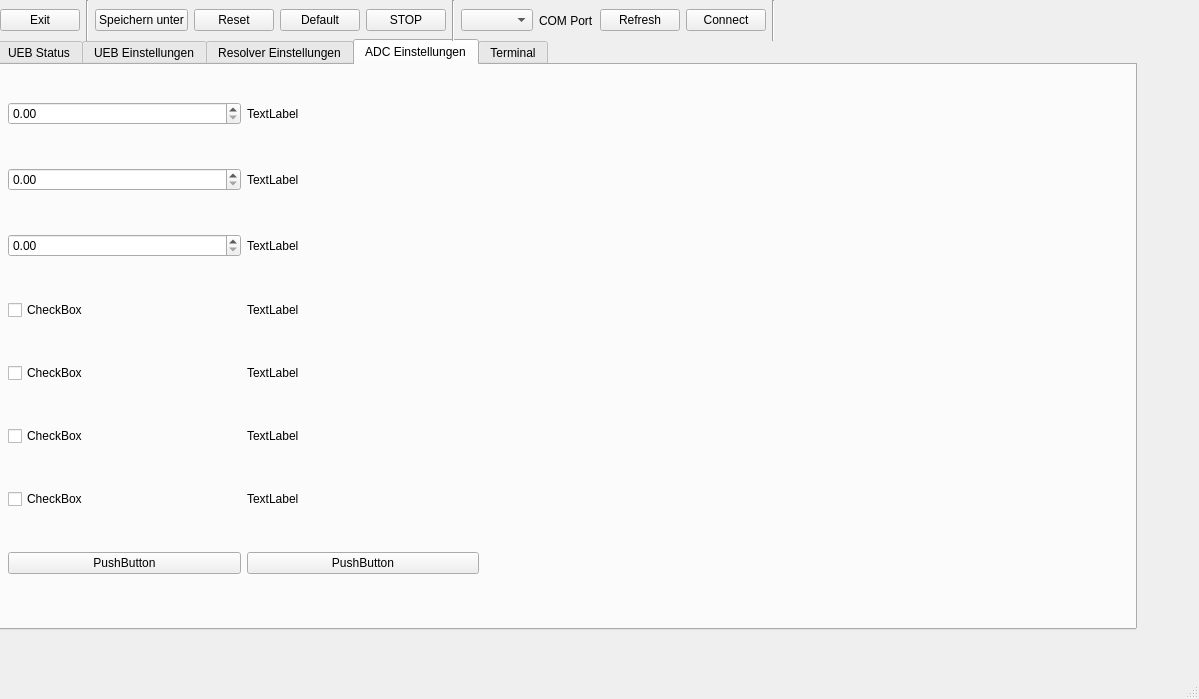
Before: the Qt Designer form ui_mainwindow.ui in D0kRay/UEB_GUI_PyQt, drawn with Qt 5.
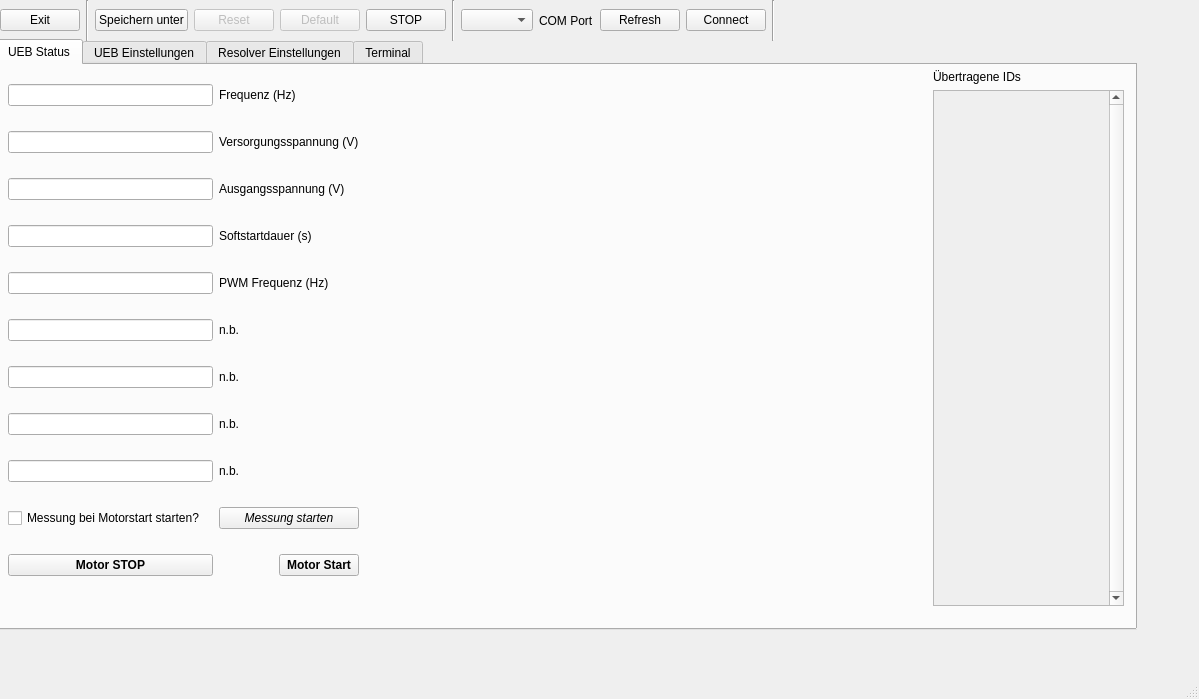
After: the same form once the commit is applied. The open tabs and pages were chosen to show the change. Icons and pictures are not drawn. Custom widgets are drawn as their Qt base class.

Commit message: Datenverarbeitung verbessert. Threads werden zum Connect zeitpunkt gestartet Ungenutzte Buttons ausgegraut Exceptionhandling

Diff of the .ui file:
```diff
--- a/ui_mainwindow.ui
+++ b/ui_mainwindow.ui
@@ -21,6 +21,9 @@
   </property>
   <widget class="QWidget" name="centralwidget">
    <widget class="QTabWidget" name="tabWidget">
+    <property name="enabled">
+     <bool>true</bool>
+    </property>
     <property name="geometry">
      <rect>
       <x>-4</x>
@@ -281,6 +284,9 @@
        <property name="leftMargin">
         <number>5</number>
        </property>
+       <property name="topMargin">
+        <number>5</number>
+       </property>
        <property name="rightMargin">
         <number>5</number>
        </property>
@@ -289,6 +295,9 @@
          <property name="text">
           <string>Übertragene IDs</string>
          </property>
+         <property name="margin">
+          <number>2</number>
+         </property>
         </widget>
        </item>
        <item row="1" column="1">
@@ -1480,126 +1489,6 @@
       </layout>
      </widget>
     </widget>
-    <widget class="QWidget" name="ADC_tab">
-     <attribute name="title">
-      <string>ADC Einstellungen</string>
-     </attribute>
-     <widget class="QWidget" name="gridLayoutWidget_7">
-      <property name="geometry">
-       <rect>
-        <x>0</x>
-        <y>0</y>
-        <width>481</width>
-        <height>551</height>
-       </rect>
-      </property>
-      <layout class="QGridLayout" name="gridLayout_7">
-       <property name="leftMargin">
-        <number>10</number>
-       </property>
-       <item row="2" column="0">
-        <widget class="QDoubleSpinBox" name="doubleSpinBox_18"/>
-       </item>
-       <item row="6" column="0">
-        <widget class="QCheckBox" name="checkBox_8">
-         <property name="text">
-          <string>CheckBox</string>
-         </property>
-        </widget>
-       </item>
-       <item row="5" column="0">
-        <widget class="QCheckBox" name="checkBox_7">
-         <property name="text">
-          <string>CheckBox</string>
-         </property>
-        </widget>
-       </item>
-       <item row="5" column="1">
-        <widget class="QLabel" name="label_52">
-         <property name="text">
-          <string>TextLabel</string>
-         </property>
-        </widget>
-       </item>
-       <item row="1" column="0">
-        <widget class="QDoubleSpinBox" name="doubleSpinBox_17"/>
-       </item>
-       <item row="4" column="1">
-        <widget class="QLabel" name="label_51">
-         <property name="text">
-          <string>TextLabel</string>
-         </property>
-        </widget>
-       </item>
-       <item row="4" column="0">
-        <widget class="QCheckBox" name="checkBox_6">
-         <property name="text">
-          <string>CheckBox</string>
-         </property>
-        </widget>
-       </item>
-       <item row="3" column="0">
-        <widget class="QCheckBox" name="checkBox_5">
-         <property name="text">
-          <string>CheckBox</string>
-         </property>
-        </widget>
-       </item>
-       <item row="0" column="1">
-        <widget class="QLabel" name="label_54">
-         <property name="text">
-          <string>TextLabel</string>
-         </property>
-        </widget>
-       </item>
-       <item row="6" column="1">
-        <widget class="QLabel" name="label_53">
-         <property name="text">
-          <string>TextLabel</string>
-         </property>
-        </widget>
-       </item>
-       <item row="2" column="1">
-        <widget class="QLabel" name="label_48">
-         <property name="text">
-          <string>TextLabel</string>
-         </property>
-        </widget>
-       </item>
-       <item row="1" column="1">
-        <widget class="QLabel" name="label_49">
-         <property name="text">
-          <string>TextLabel</string>
-         </property>
-        </widget>
-       </item>
-       <item row="0" column="0">
-        <widget class="QDoubleSpinBox" name="doubleSpinBox_19"/>
-       </item>
-       <item row="3" column="1">
-        <widget class="QLabel" name="label_50">
-         <property name="text">
-          <string>TextLabel</string>
-         </property>
-        </widget>
-       </item>
-       <item row="7" column="1">
-        <widget class="QPushButton" name="pushButton_14">
-         <property name="text">
-          <string>PushButton</string>
-         </property>
-        </widget>
-       </item>
-       <item row="7" column="0">
-        <widget class="QPushButton" name="pushButton_15">
-         <property name="text">
-          <string>PushButton</string>
-         </property>
-        </widget>
-       </item>
-      </layout>
-     </widget>
-    </widget>
     <widget class="QWidget" name="Terminal_tab">
      <attribute name="title">
       <string>Terminal</string>
@@ -1689,6 +1578,9 @@
      </item>
      <item>
       <widget class="QPushButton" name="reset_Button">
+       <property name="enabled">
+        <bool>false</bool>
+       </property>
        <property name="text">
         <string>Reset</string>
        </property>
@@ -1696,6 +1588,9 @@
      </item>
      <item>
       <widget class="QPushButton" name="default_Button">
+       <property name="enabled">
+        <bool>false</bool>
+       </property>
        <property name="text">
         <string>Default</string>
        </property>
```
Left out of the diff: 68 changed lines with no effect on the pictures. The commit also changes 6 other files.
